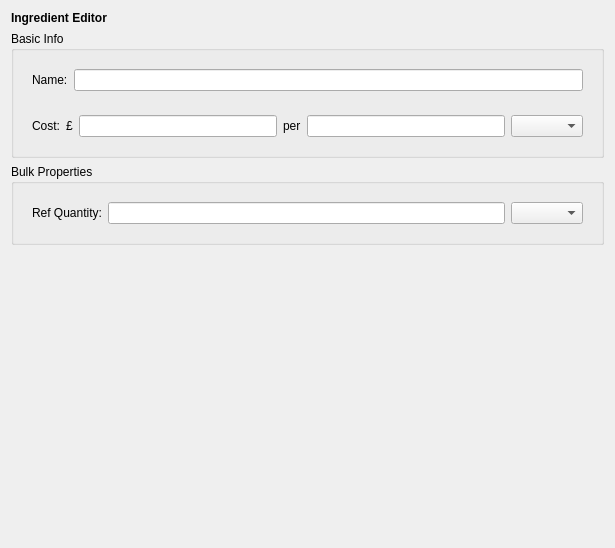
Above: gui/ingredient_editor.ui from JamesAIzzard/codiet before the change. Below: the same form after it.
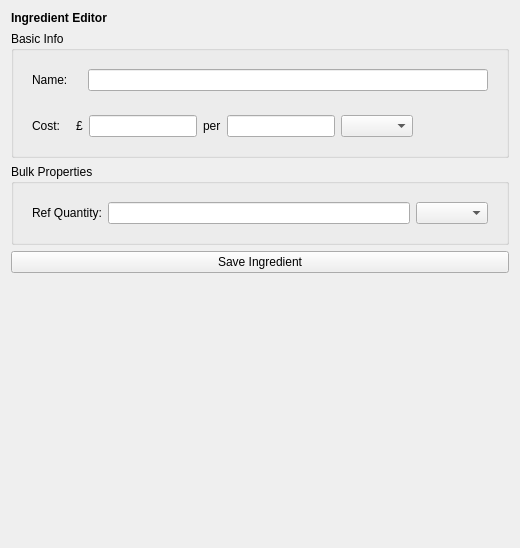
That is the form after the change.

```diff
--- a/gui/ingredient_editor.ui
+++ b/gui/ingredient_editor.ui
@@ -6,7 +6,7 @@
    <rect>
     <x>0</x>
     <y>0</y>
-    <width>615</width>
+    <width>516</width>
     <height>548</height>
    </rect>
   </property>
@@ -43,13 +43,44 @@
         <layout class="QHBoxLayout" name="horizontalLayout_2">
          <item>
           <widget class="QLabel" name="label_2">
+           <property name="sizePolicy">
+            <sizepolicy hsizetype="Fixed" vsizetype="Fixed">
+             <horstretch>0</horstretch>
+             <verstretch>0</verstretch>
+            </sizepolicy>
+           </property>
+           <property name="minimumSize">
+            <size>
+             <width>50</width>
+             <height>0</height>
+            </size>
+           </property>
+           <property name="maximumSize">
+            <size>
+             <width>16777215</width>
+             <height>16777215</height>
+            </size>
+           </property>
            <property name="text">
             <string>Name:</string>
            </property>
           </widget>
          </item>
          <item>
-          <widget class="QLineEdit" name="lineEdit"/>
+          <widget class="QLineEdit" name="lineEdit">
+           <property name="minimumSize">
+            <size>
+             <width>400</width>
+             <height>0</height>
+            </size>
+           </property>
+           <property name="maximumSize">
+            <size>
+             <width>16777215</width>
+             <height>16777215</height>
+            </size>
+           </property>
+          </widget>
          </item>
         </layout>
        </widget>
@@ -65,6 +96,18 @@
         <layout class="QHBoxLayout" name="horizontalLayout">
          <item>
           <widget class="QLabel" name="label_3">
+           <property name="sizePolicy">
+            <sizepolicy hsizetype="Fixed" vsizetype="Fixed">
+             <horstretch>0</horstretch>
+             <verstretch>0</verstretch>
+            </sizepolicy>
+           </property>
+           <property name="minimumSize">
+            <size>
+             <width>38</width>
+             <height>0</height>
+            </size>
+           </property>
            <property name="text">
             <string>Cost:</string>
            </property>
@@ -78,7 +121,26 @@
           </widget>
          </item>
          <item>
-          <widget class="QLineEdit" name="lineEdit_2"/>
+          <widget class="QLineEdit" name="lineEdit_2">
+           <property name="sizePolicy">
+            <sizepolicy hsizetype="Preferred" vsizetype="Preferred">
+             <horstretch>0</horstretch>
+             <verstretch>0</verstretch>
+            </sizepolicy>
+           </property>
+           <property name="minimumSize">
+            <size>
+             <width>0</width>
+             <height>0</height>
+            </size>
+           </property>
+           <property name="maximumSize">
+            <size>
+             <width>16777215</width>
+             <height>16777215</height>
+            </size>
+           </property>
+          </widget>
          </item>
          <item>
           <widget class="QLabel" name="label_5">
@@ -88,10 +150,46 @@
           </widget>
          </item>
          <item>
-          <widget class="QLineEdit" name="lineEdit_3"/>
+          <widget class="QLineEdit" name="lineEdit_3">
+           <property name="sizePolicy">
+            <sizepolicy hsizetype="Preferred" vsizetype="Preferred">
+             <horstretch>0</horstretch>
+             <verstretch>0</verstretch>
+            </sizepolicy>
+           </property>
+           <property name="maximumSize">
+            <size>
+             <width>16777215</width>
+             <height>16777215</height>
+            </size>
+           </property>
+          </widget>
          </item>
          <item>
-          <widget class="QComboBox" name="comboBox"/>
+          <widget class="QComboBox" name="comboBox">
+           <property name="maximumSize">
+            <size>
+             <width>100</width>
+             <height>16777215</height>
+            </size>
+           </property>
+          </widget>
+         </item>
+         <item>
+          <spacer name="horizontalSpacer">
+           <property name="orientation">
+            <enum>Qt::Horizontal</enum>
+           </property>
+           <property name="sizeType">
+            <enum>QSizePolicy::Expanding</enum>
+           </property>
+           <property name="sizeHint" stdset="0">
+            <size>
+             <width>40</width>
+             <height>20</height>
+            </size>
+           </property>
+          </spacer>
          </item>
         </layout>
        </widget>
@@ -127,6 +225,13 @@
      </layout>
     </widget>
    </item>
+   <item>
+    <widget class="QPushButton" name="pushButton">
+     <property name="text">
+      <string>Save Ingredient</string>
+     </property>
+    </widget>
+   </item>
    <item>
     <spacer name="verticalSpacer">
      <property name="orientation">
```
